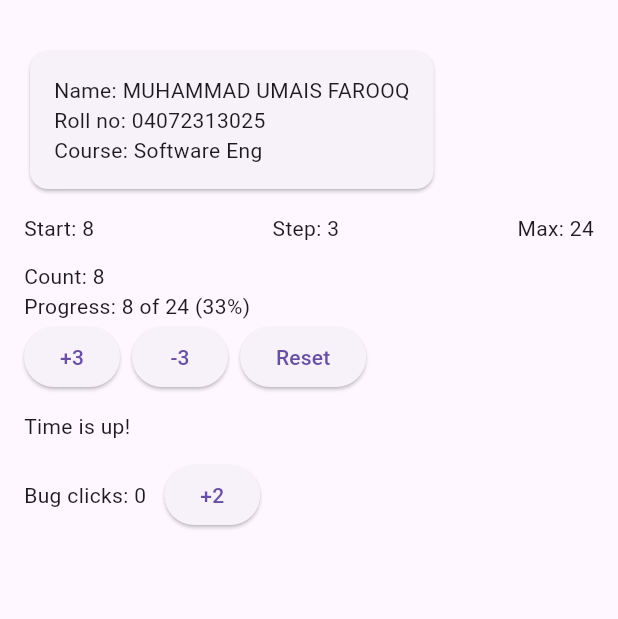
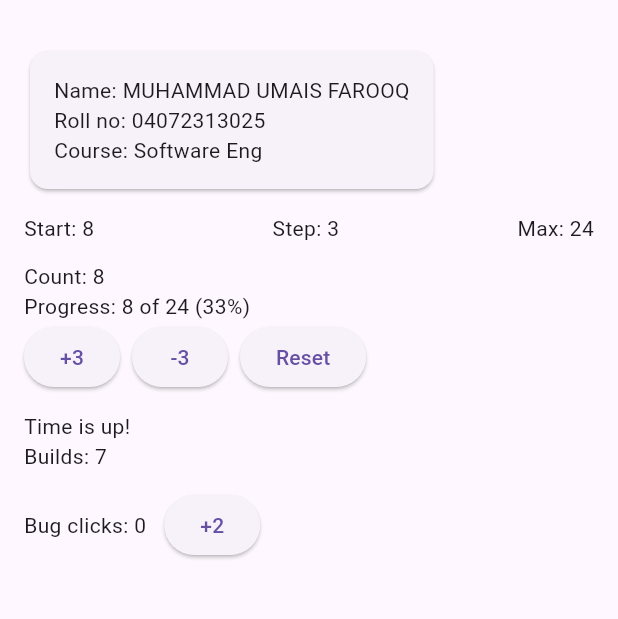
Before and after one commit to MalikUmais/flutter-tasks, a Flutter app: the screen it shows after launch, on a phone screen of 412 x 824 dp, the part 63-682 px from its top. Run offline on Flutter 3.47's test engine with Material 3 defaults, Android fonts, the phone set to English and light mode, and no system bars.

Commit message:
Flutter lab: step 9

```diff
--- a/flutter_lab/lib/main.dart
+++ b/flutter_lab/lib/main.dart
@@ -237,10 +237,12 @@ class Countdown extends StatefulWidget {
 class _CountdownState extends State<Countdown> {
   late int _left;
   late Timer _timer;
+  int _builds = 0;
 
   @override
   void initState() {
     super.initState();
+    lifecycleLog.add('initState');
     _left = startSeconds;
     _timer = Timer.periodic(const Duration(seconds: 1), (timer) {
       setState(() => _left--);
@@ -250,19 +252,27 @@ class _CountdownState extends State<Countdown> {
 
   @override
   void dispose() {
+    lifecycleLog.add('dispose');
     _timer.cancel();
     super.dispose();
   }
 
   @override
   Widget build(BuildContext context) {
-    // If delete _timer.cancel() from dispose and the widget is removed,
-    // we will get "Looking up a deactivated widget's ancestor is unsafe" or
-    // "setState() called after dispose()" because the Timer keeps firing
-    // and tries to call setState on a State that no longer exists.
-    return Text(
-      _left > 0 ? 'Time left: $_left s' : 'Time is up!',
-      key: const Key('time-left'),
+  _builds++;
+  // It increases by one per second not two because setState is called
+    // only once per timer tick. The timer callback does one setState, which
+    // triggers one rebuild. We can print lifecycleLog in dispose or after the
+    // widget is removedv to prove that dispose was added to the list.
+    return Column(
+      crossAxisAlignment: CrossAxisAlignment.start,
+      children: [
+        Text(
+          _left > 0 ? 'Time left: $_left s' : 'Time is up!',
+          key: const Key('time-left'),
+        ),
+        Text('Builds: $_builds', key: const Key('builds')),
+      ],
     );
   }
 }
```
